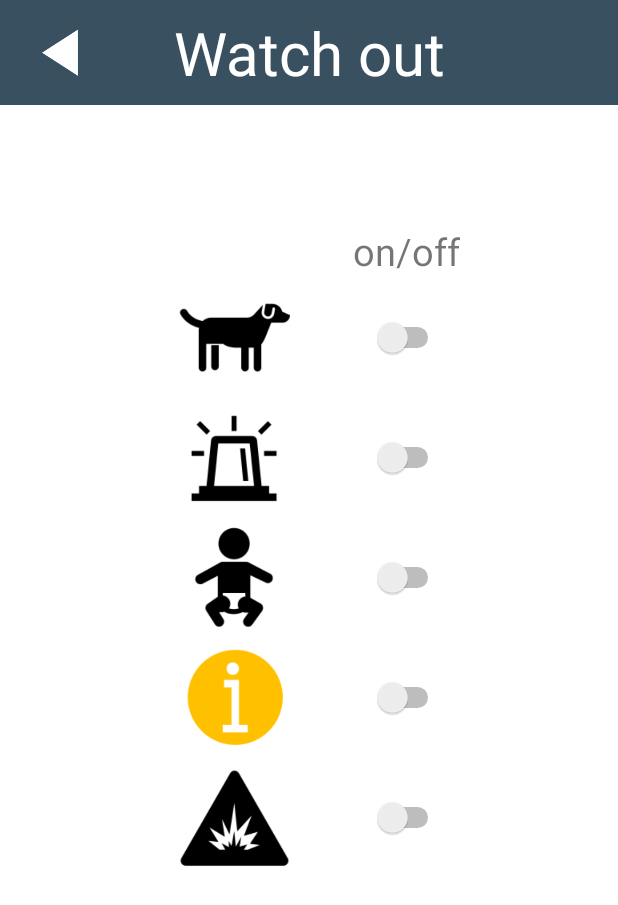
After one commit to capstone2watchout/Capstone_App, an Android app: the layout activity_tooltip.xml on its own in the app's theme, with its tools: preview values and no code run, on a phone screen of 412 x 824 dp. The commit adds this screen. Shown: the top 905 px of the screen. Run offline under Robolectric (Android 15) with nearby library versions, the phone set to English and light mode, and no system bars.

Commit message:
Add icon resource and redesign activities

```diff
--- a/app/src/main/AndroidManifest.xml
+++ b/app/src/main/AndroidManifest.xml
@@ -16,6 +16,8 @@
                 <category android:name="android.intent.category.LAUNCHER" />
             </intent-filter>
         </activity>
+
+        <activity android:name=".ToolTipActivity"></activity>
     </application>
 
 </manifest>
--- /dev/null
+++ b/app/src/main/res/layout/activity_tooltip.xml
@@ -0,0 +1,152 @@
+<?xml version="1.0" encoding="utf-8"?>
+<android.support.constraint.ConstraintLayout xmlns:android="http://schemas.android.com/apk/res/android"
+    android:layout_width="match_parent"
+    android:layout_height="match_parent"
+    xmlns:app="http://schemas.android.com/apk/res-auto"
+    android:orientation="vertical"
+    android:background="@color/background">
+
+    <RelativeLayout
+        android:id="@+id/topBar"
+        android:layout_width="match_parent"
+        android:layout_height="70dp"
+        android:orientation="horizontal"
+        app:layout_constraintTop_toTopOf="parent"
+        app:layout_constraintLeft_toLeftOf="parent"
+        android:background="#395060">
+
+        <ImageView
+            android:id="@+id/backImageView"
+            android:layout_width="40dp"
+            android:layout_height="wrap_content"
+            android:layout_marginLeft="20dp"
+            android:src="@drawable/back" />
+
+        <TextView
+            android:layout_width="match_parent"
+            android:layout_height="match_parent"
+            android:gravity="center"
+            android:textSize="40sp"
+            android:textColor="#ffffff"
+            android:text="Watch out" />
+    </RelativeLayout>
+
+    <LinearLayout
+        android:id="@+id/onoffLayout"
+        android:layout_width="wrap_content"
+        android:layout_height="wrap_content"
+        android:layout_marginTop="80dp"
+        android:gravity="center"
+        app:layout_constraintLeft_toLeftOf="@id/dogSwitch"
+        app:layout_constraintRight_toRightOf="@id/dogSwitch"
+        app:layout_constraintTop_toBottomOf="@id/topBar">
+
+        <TextView
+            android:layout_width="wrap_content"
+            android:layout_height="wrap_content"
+            android:text="on/off"
+            android:textSize="25sp" />
+
+    </LinearLayout>
+
+    <ImageView
+        android:id="@+id/dogImageView"
+        android:layout_width="80dp"
+        android:layout_height="80dp"
+        android:layout_marginRight="100dp"
+        app:layout_constraintTop_toBottomOf="@id/onoffLayout"
+        app:layout_constraintLeft_toLeftOf="parent"
+        app:layout_constraintRight_toRightOf="parent"
+        android:src="@drawable/dog" />
+
+    <Switch
+        android:id="@+id/dogSwitch"
+        android:layout_width="50dp"
+        android:layout_marginLeft="50dp"
+        android:layout_gravity="center"
+        android:layout_height="wrap_content"
+        app:layout_constraintBottom_toBottomOf="@id/dogImageView"
+        app:layout_constraintTop_toTopOf="@id/dogImageView"
+        app:layout_constraintLeft_toRightOf="@id/dogImageView" />
+
+    <ImageView
+        android:id="@+id/sirenImageView"
+        android:layout_width="80dp"
+        android:layout_height="80dp"
+        android:layout_marginRight="100dp"
+        app:layout_constraintTop_toBottomOf="@id/dogImageView"
+        app:layout_constraintLeft_toLeftOf="parent"
+        app:layout_constraintRight_toRightOf="parent"
+        android:src="@drawable/siren" />
+
+    <Switch
+        android:id="@+id/sirenSwitch"
+        android:layout_width="50dp"
+        android:layout_marginLeft="50dp"
+        android:layout_gravity="center"
+        android:layout_height="wrap_content"
+        app:layout_constraintBottom_toBottomOf="@id/sirenImageView"
+        app:layout_constraintTop_toTopOf="@id/sirenImageView"
+        app:layout_constraintLeft_toRightOf="@id/sirenImageView" />
+
+    <ImageView
+        android:id="@+id/babyImageView"
+        android:layout_width="80dp"
+        android:layout_height="80dp"
+        android:layout_marginRight="100dp"
+        app:layout_constraintTop_toBottomOf="@id/sirenImageView"
+        app:layout_constraintLeft_toLeftOf="parent"
+        app:layout_constraintRight_toRightOf="parent"
+        android:src="@drawable/baby" />
+
+    <Switch
+        android:id="@+id/babySwitch"
+        android:layout_width="50dp"
+        android:layout_marginLeft="50dp"
+        android:layout_gravity="center"
+        android:layout_height="wrap_content"
+        app:layout_constraintBottom_toBottomOf="@id/babyImageView"
+        app:layout_constraintTop_toTopOf="@id/babyImageView"
+        app:layout_constraintLeft_toRightOf="@id/babyImageView" />
+
+    <ImageView
+        android:id="@+id/knockImageView"
+        android:layout_width="80dp"
+        android:layout_height="80dp"
+        android:layout_marginRight="100dp"
+        app:layout_constraintTop_toBottomOf="@id/babyImageView"
+        app:layout_constraintLeft_toLeftOf="parent"
+        app:layout_constraintRight_toRightOf="parent"
+        android:src="@drawable/knock" />
+
+    <Switch
+        android:id="@+id/knockSwitch"
+        android:layout_width="50dp"
+        android:layout_marginLeft="50dp"
+        android:layout_gravity="center"
+        android:layout_height="wrap_content"
+        app:layout_constraintBottom_toBottomOf="@id/knockImageView"
+        app:layout_constraintTop_toTopOf="@id/knockImageView"
+        app:layout_constraintLeft_toRightOf="@id/knockImageView" />
+
+    <ImageView
+        android:id="@+id/impactImageView"
+        android:layout_width="80dp"
+        android:layout_height="80dp"
+        android:layout_marginRight="100dp"
+        app:layout_constraintTop_toBottomOf="@id/knockImageView"
+        app:layout_constraintLeft_toLeftOf="parent"
+        app:layout_constraintRight_toRightOf="parent"
+        android:src="@drawable/impact" />
+
+    <Switch
+        android:id="@+id/impactSwitch"
+        android:layout_width="50dp"
+        android:layout_marginLeft="50dp"
+        android:layout_gravity="center"
+        android:layout_height="wrap_content"
+        app:layout_constraintBottom_toBottomOf="@id/impactImageView"
+        app:layout_constraintTop_toTopOf="@id/impactImageView"
+        app:layout_constraintLeft_toRightOf="@id/impactImageView" />
+
+</android.support.constraint.ConstraintLayout>
--- a/app/src/main/res/values/colors.xml
+++ b/app/src/main/res/values/colors.xml
@@ -4,6 +4,6 @@
     <color name="colorPrimaryDark">#00574B</color>
     <color name="colorAccent">#D81B60</color>
 
-    <color name="background">#000000</color>
+    <color name="background">#FFFFFF</color>
     <color name="textViewBackground">#111111</color>
 </resources>
--- a/build.gradle
+++ b/build.gradle
@@ -7,7 +7,7 @@ buildscript {
         jcenter()
     }
     dependencies {
-        classpath 'com.android.tools.build:gradle:3.2.1'
+        classpath 'com.android.tools.build:gradle:3.4.1'
 
 
         // NOTE: Do not place your application dependencies here; they belong
```
Also changed, not shown: app/src/main/res/layout/activity_main.xml (+87 -39 lines), app/src/main/res/drawable/baby.png (added), app/src/main/res/drawable/back.png (added), app/src/main/res/drawable/dog.png (added), app/src/main/res/drawable/ear.png (added), app/src/main/res/drawable/impact.png (added), app/src/main/res/drawable/knock.png (added), app/src/main/res/drawable/processing.png (added), app/src/main/res/drawable/siren.png (added), app/src/main/res/drawable/tooltip.png (added), app/src/main/res/drawable/unknown.png (added), gradle/wrapper/gradle-wrapper.properties.
